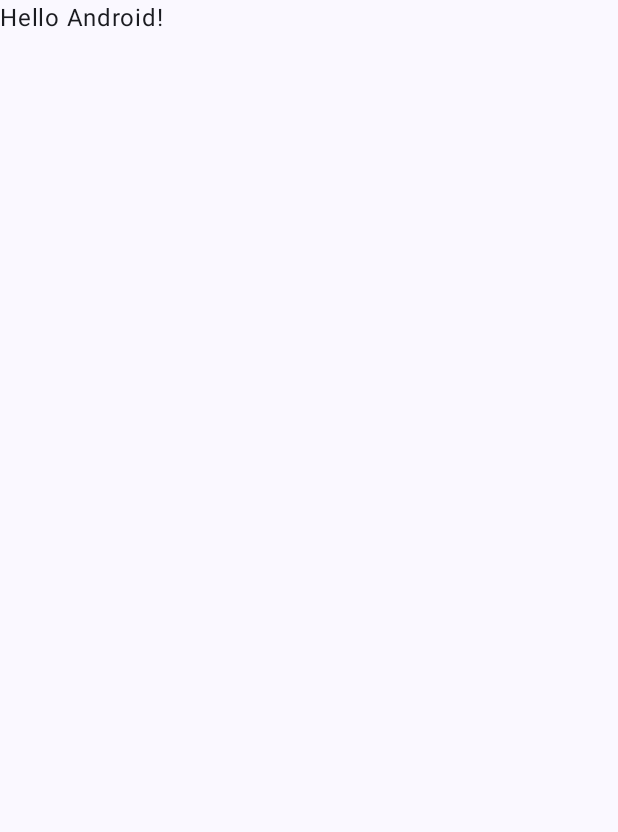
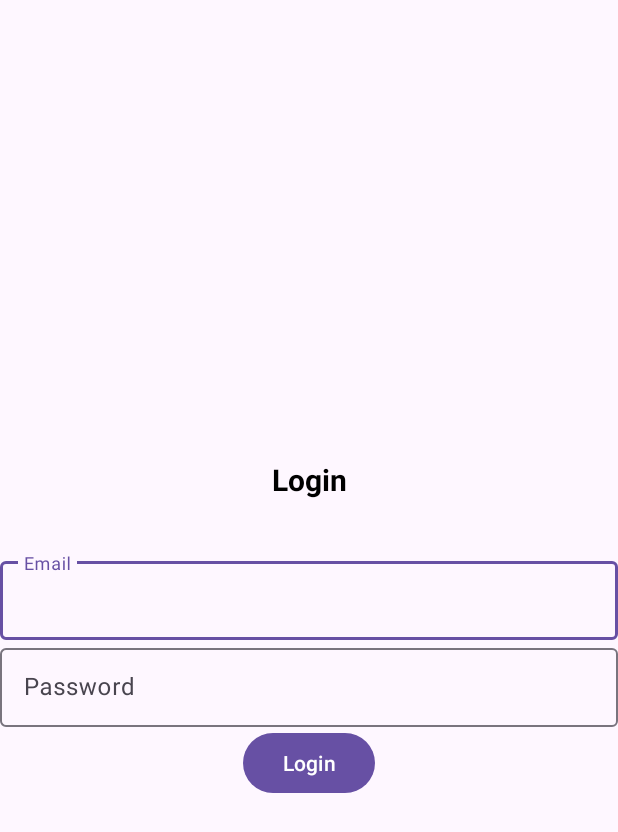
Before and after one commit to hiiambee/buddy-b, an Android app built with Jetpack Compose: the screen it shows after launch (MainActivity before the commit, Login after it), on a phone screen of 412 x 824 dp. Before the commit the part shown is almost empty. Shown: the top 832 px of the screen. Run offline under Robolectric (Android 15) with nearby library versions, the phone set to English and light mode, and no system bars.

Commit message:
Login Screen

```diff
--- a/app/build.gradle
+++ b/app/build.gradle
@@ -59,11 +59,16 @@ dependencies {
     implementation 'androidx.compose.ui:ui-tooling-preview'
     implementation 'androidx.compose.material3:material3'
     implementation 'com.google.firebase:firebase-auth:22.0.0'
+    implementation platform('androidx.compose:compose-bom:2022.10.00')
+    implementation platform('androidx.compose:compose-bom:2022.10.00')
+    implementation 'com.google.android.material:material:1.5.0'
     testImplementation 'junit:junit:4.13.2'
     androidTestImplementation 'androidx.test.ext:junit:1.1.5'
     androidTestImplementation 'androidx.test.espresso:espresso-core:3.5.1'
     androidTestImplementation platform('androidx.compose:compose-bom:2022.10.00')
     androidTestImplementation 'androidx.compose.ui:ui-test-junit4'
+    androidTestImplementation platform('androidx.compose:compose-bom:2022.10.00')
+    androidTestImplementation platform('androidx.compose:compose-bom:2022.10.00')
     debugImplementation 'androidx.compose.ui:ui-tooling'
     debugImplementation 'androidx.compose.ui:ui-test-manifest'
 }
--- /dev/null
+++ b/app/src/main/java/com/qol/buddyb/Login.kt
@@ -0,0 +1,23 @@
+package com.qol.buddyb
+
+import android.os.Bundle
+import android.os.PersistableBundle
+import androidx.activity.ComponentActivity
+import androidx.activity.compose.setContent
+import androidx.appcompat.app.AppCompatActivity
+import androidx.compose.foundation.layout.fillMaxSize
+import androidx.compose.material3.MaterialTheme
+import androidx.compose.material3.Surface
+import androidx.compose.material3.Text
+import androidx.compose.runtime.Composable
+import androidx.compose.ui.Modifier
+import androidx.compose.ui.tooling.preview.Preview
+import com.qol.buddyb.ui.theme.BuddyBTheme
+
+class Login : AppCompatActivity() {
+
+    override fun onCreate(savedInstanceState: Bundle?) {
+        super.onCreate(savedInstanceState)
+        setContentView(R.layout.activity_login)
+    }
+}
--- /dev/null
+++ b/app/src/main/res/layout/activity_login.xml
@@ -0,0 +1,52 @@
+<?xml version="1.0" encoding="utf-8"?>
+<LinearLayout xmlns:android="http://schemas.android.com/apk/res/android"
+    xmlns:tools="http://schemas.android.com/tools"
+    xmlns:app="http://schemas.android.com/apk/res-auto"
+    android:orientation="vertical"
+    android:gravity="center"
+    android:layout_width="match_parent"
+    android:layout_height="match_parent"
+    tools:context=".Login">
+
+    <TextView
+        android:text="@string/Login"
+        android:layout_width="match_parent"
+        android:layout_height="wrap_content"
+        android:gravity="center"
+        android:textSize="20sp"
+        android:layout_marginBottom="20dp"
+        android:padding="15dp"
+        android:textColor="@color/black"
+        android:textStyle="bold" />
+
+    <com.google.android.material.textfield.TextInputLayout
+        android:layout_width="match_parent"
+        android:layout_height="wrap_content">
+
+        <com.google.android.material.textfield.TextInputEditText
+            android:id="@+id/email"
+            android:hint="@string/email"
+            android:layout_width="match_parent"
+            android:padding="15dp"
+            android:layout_height="wrap_content" />
+    </com.google.android.material.textfield.TextInputLayout>
+
+    <com.google.android.material.textfield.TextInputLayout
+        android:layout_width="match_parent"
+        android:layout_height="wrap_content">
+
+        <com.google.android.material.textfield.TextInputEditText
+            android:id="@+id/password"
+            android:hint="@string/password"
+            android:padding="15dp"
+            android:layout_width="match_parent"
+            android:layout_height="wrap_content" />
+    </com.google.android.material.textfield.TextInputLayout>
+
+    <Button
+        android:id="@+id/btn_login"
+        android:text="@string/Login"
+        android:layout_width="wrap_content"
+        android:layout_height="wrap_content" />
+
+</LinearLayout>
--- a/app/src/main/res/values/strings.xml
+++ b/app/src/main/res/values/strings.xml
@@ -1,3 +1,9 @@
 <resources>
     <string name="app_name">BuddyB</string>
+    <string name="title_activity_login">Login</string>
+    <string name="title_activity_register">Register</string>
+    <string name="email">Email</string>
+    <string name="password">Password</string>
+    <string name="Login">Login</string>
+    <string name="Register">Register</string>
 </resources>
```
Also changed, not shown: app/src/main/AndroidManifest.xml (+16 -4 lines), app/src/main/java/com/qol/buddyb/Register.kt (added, +22 -0 lines), app/src/main/res/layout/activity_register.xml (added, +52 -0 lines).
